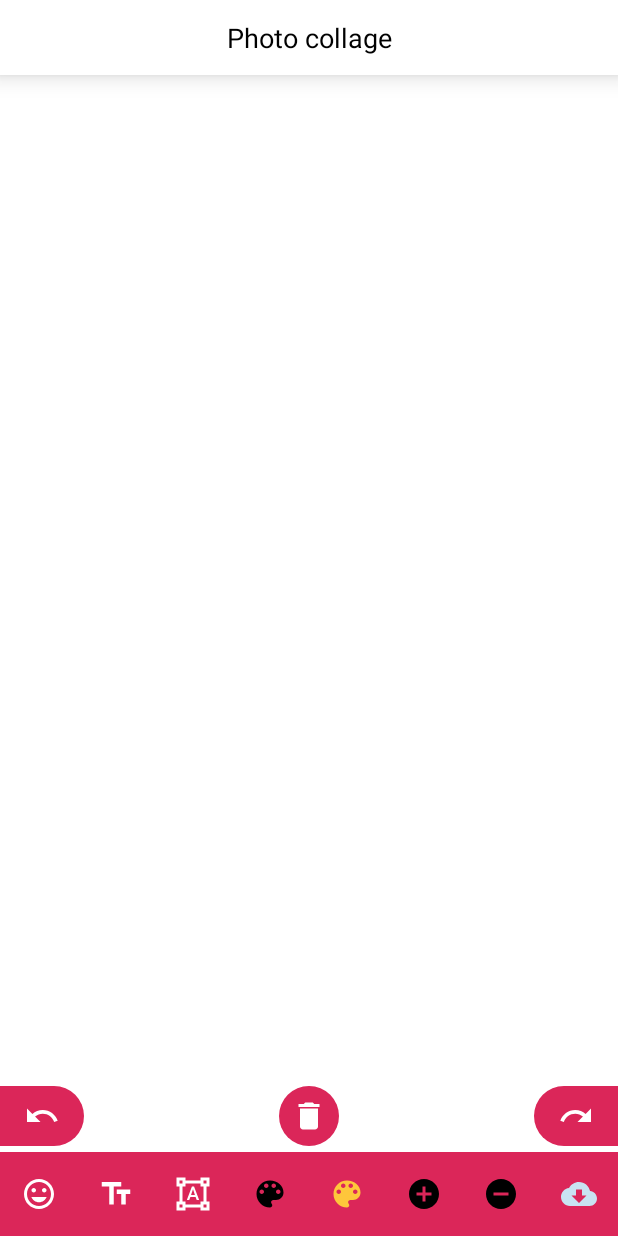
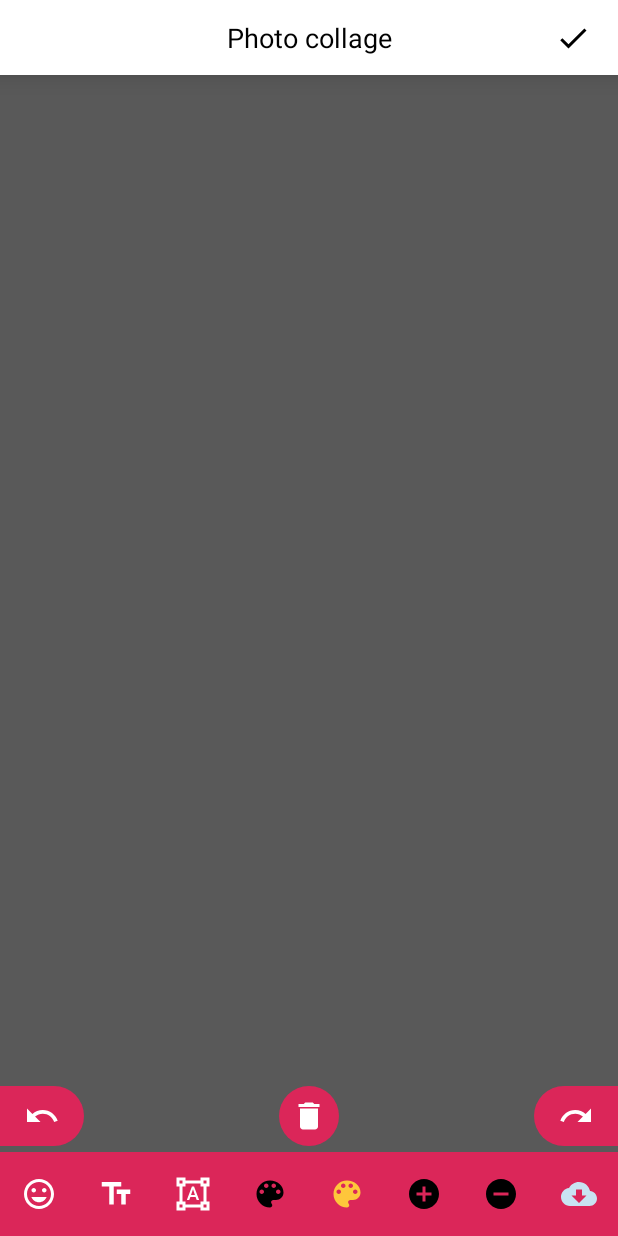
Before and after one commit to lionelvanthe/photo-collage, an Android app: the layout activity_main.xml on its own in the app's theme, with its tools: preview values and no code run, on a phone screen of 412 x 824 dp. Run offline under Robolectric (Android 15) with nearby library versions, the phone set to English and light mode, and no system bars.

Commit message:
logic brush

```diff
--- /dev/null
+++ b/app/src/main/res/drawable/ic_tick.xml
@@ -0,0 +1,9 @@
+<vector xmlns:android="http://schemas.android.com/apk/res/android"
+    android:width="24dp"
+    android:height="24dp"
+    android:viewportWidth="24"
+    android:viewportHeight="24">
+  <path
+      android:pathData="M21,7L9,19L3.5,13.5L4.91,12.09L9,16.17L19.59,5.59L21,7Z"
+      android:fillColor="#000000"/>
+</vector>
--- a/app/src/main/res/layout/activity_main.xml
+++ b/app/src/main/res/layout/activity_main.xml
@@ -19,6 +19,18 @@
         android:textColor="@color/black"
         android:background="@color/white"
         app:layout_constraintTop_toTopOf="parent"/>
+
+    <androidx.appcompat.widget.AppCompatImageView
+        android:id="@+id/ivDonePaint"
+        android:layout_width="wrap_content"
+        android:layout_height="wrap_content"
+        app:srcCompat="@drawable/ic_tick"
+        android:translationZ="12dp"
+        android:padding="6dp"
+        android:layout_marginEnd="12dp"
+        app:layout_constraintTop_toTopOf="@id/viewTop"
+        app:layout_constraintBottom_toBottomOf="@id/viewTop"
+        app:layout_constraintEnd_toEndOf="@id/viewTop"/>
 
     <View
         android:layout_width="match_parent"
@@ -82,7 +94,7 @@
         android:orientation="horizontal"
         android:layout_alignParentBottom="true"
         android:weightSum="8"
-        app:layout_constraintBottom_toBottomOf="parent"
+        app:layout_constraintBottom_toTopOf="@id/viewBrush"
         android:background="@color/colorPrimary">
         <ImageButton
             android:id="@+id/buttonSticker"
@@ -158,6 +170,14 @@
             android:background="@android:color/transparent" />
     </LinearLayout>
 
+    <View
+        android:id="@+id/viewBrush"
+        android:layout_width="match_parent"
+        android:layout_height="80dp"
+        android:background="@color/white"
+        android:visibility="gone"
+        app:layout_constraintBottom_toBottomOf="parent"/>
+
     <RelativeLayout
         android:id="@+id/viewImagePreview"
         android:layout_width="match_parent"
--- a/canvaseditor/src/main/java/com/outsbook/libs/canvaseditor/paints/PaintView.kt
+++ b/canvaseditor/src/main/java/com/outsbook/libs/canvaseditor/paints/PaintView.kt
@@ -48,7 +48,7 @@ internal class PaintView (context: Context, private val paintViewListener: Paint
     fun initCanvas() {
         extraBitmap = Bitmap.createBitmap(width, height, Bitmap.Config.ARGB_8888)
         extraCanvas = Canvas(extraBitmap)
-        extraCanvas.drawColor(ContextCompat.getColor(context, android.R.color.white))
+        extraCanvas.drawColor(ContextCompat.getColor(context, android.R.color.transparent))
         invalidate()
     }
 
```
Also changed, not shown: app/src/main/java/app/aicalories/foodscan/photocollage/MainActivity.kt (+7 -0 lines), canvaseditor/src/main/java/com/outsbook/libs/canvaseditor/CanvasEditorView.kt (+67 -5 lines), canvaseditor/src/main/java/com/outsbook/libs/canvaseditor/stickers/BitmapSticker.kt (+6 -1 lines).
